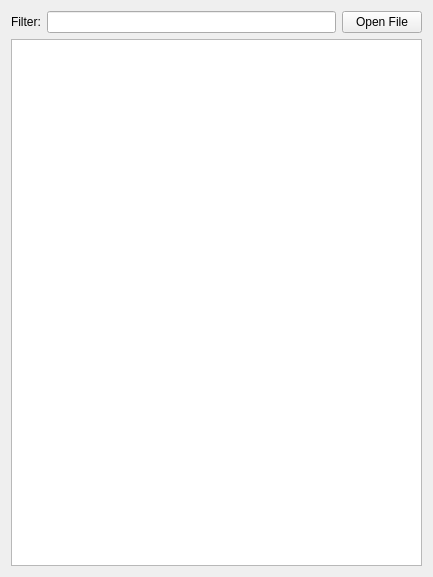
Old version of the form tfiletreeviewer/tfiletreeviewer.ui in the repository CMSTrackerDPG/QTBrowser.
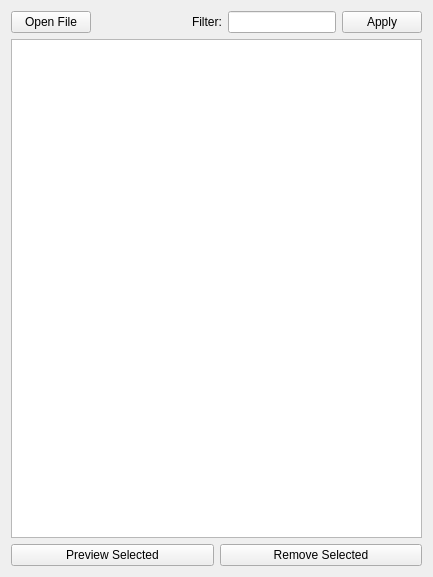
New version of the form.

Patch:
```diff
--- a/tfiletreeviewer/tfiletreeviewer.ui
+++ b/tfiletreeviewer/tfiletreeviewer.ui
@@ -16,6 +16,26 @@
   <layout class="QVBoxLayout" name="verticalLayout">
    <item>
     <layout class="QHBoxLayout" name="horizontalLayout">
+     <item>
+      <widget class="QPushButton" name="pushButton">
+       <property name="text">
+        <string>Open File</string>
+       </property>
+      </widget>
+     </item>
+     <item>
+      <spacer name="horizontalSpacer">
+       <property name="orientation">
+        <enum>Qt::Horizontal</enum>
+       </property>
+       <property name="sizeHint" stdset="0">
+        <size>
+         <width>40</width>
+         <height>20</height>
+        </size>
+       </property>
+      </spacer>
+     </item>
      <item>
       <widget class="QLabel" name="label">
        <property name="text">
@@ -27,9 +47,9 @@
       <widget class="QLineEdit" name="filterLineEdit"/>
      </item>
      <item>
-      <widget class="QPushButton" name="pushButton">
+      <widget class="QPushButton" name="pushButton_4">
        <property name="text">
-        <string>Open File</string>
+        <string>Apply</string>
        </property>
       </widget>
      </item>
@@ -38,6 +58,24 @@
    <item>
     <widget class="QTreeView" name="treeView"/>
    </item>
+   <item>
+    <layout class="QHBoxLayout" name="horizontalLayout_2">
+     <item>
+      <widget class="QPushButton" name="pushButton_3">
+       <property name="text">
+        <string>Preview Selected</string>
+       </property>
+      </widget>
+     </item>
+     <item>
+      <widget class="QPushButton" name="pushButton_2">
+       <property name="text">
+        <string>Remove Selected</string>
+       </property>
+      </widget>
+     </item>
+    </layout>
+   </item>
   </layout>
  </widget>
  <resources/>
```
